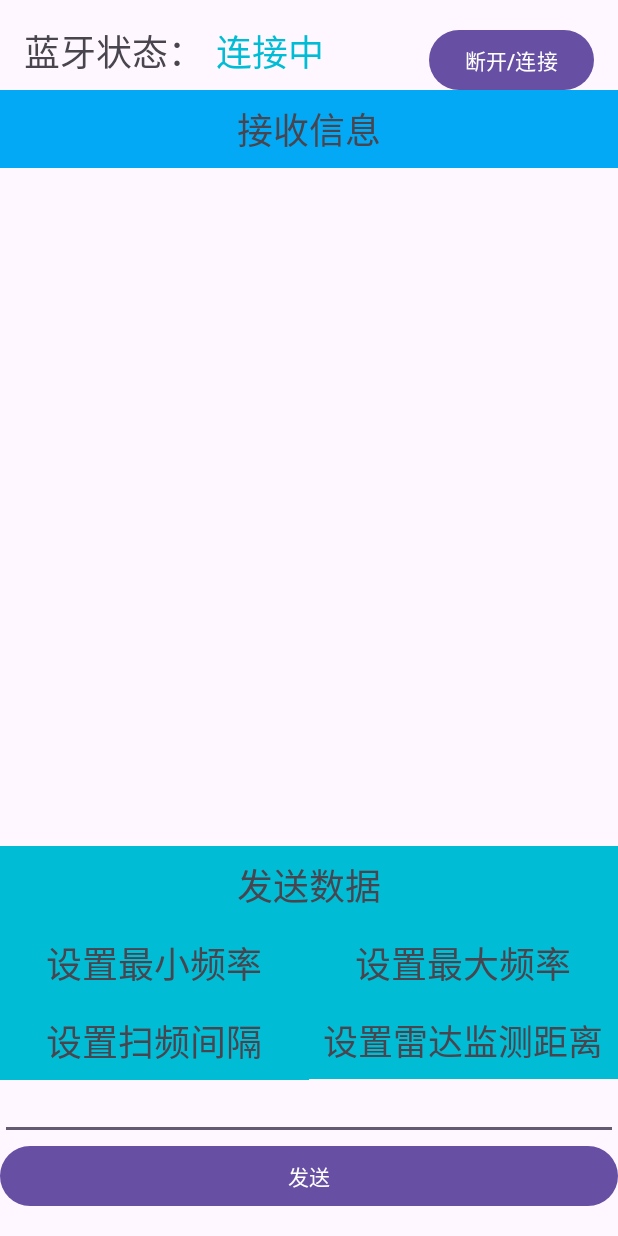
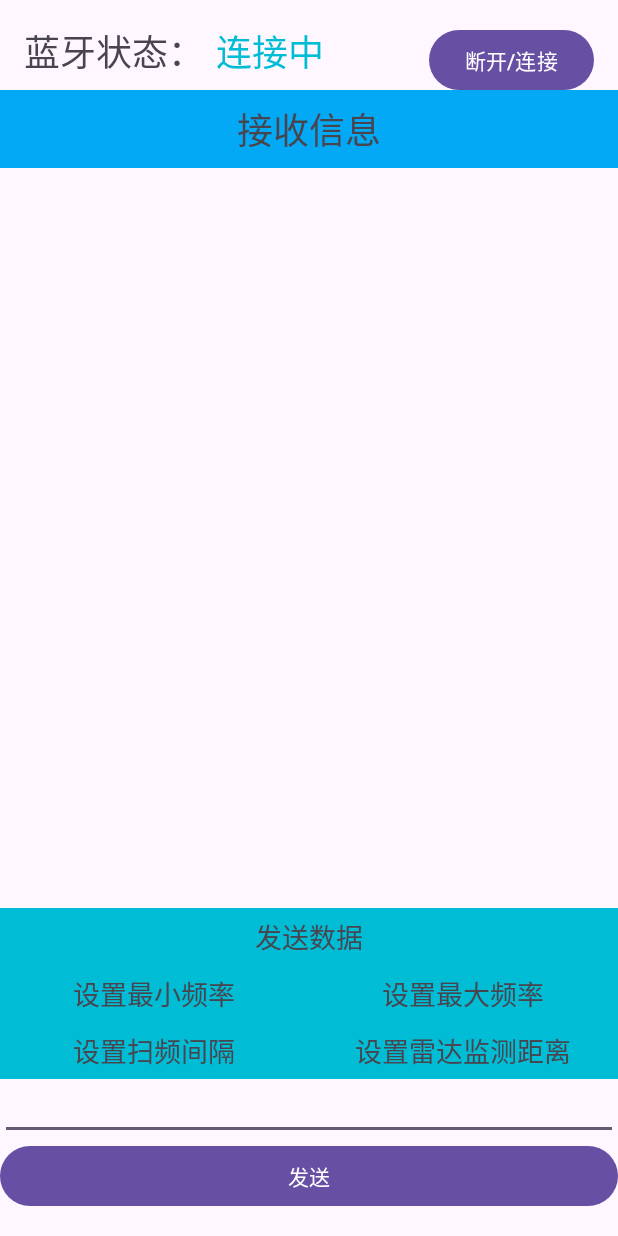
Before and after one commit to LearnerBo/Adroid_BlueTooth, an Android app: the BTReadAndWrite screen opened directly, with no data from a screen before it, on a phone screen of 412 x 824 dp. Run offline under Robolectric (Android 15) with nearby library versions, the phone set to English and light mode, and no system bars; 6 statements that could not run were skipped.

Commit message:
可以跳转画面,并成功接收和发送数据.但是数据出现部分乱码

```diff
--- a/app/src/main/java/example/bluetooth/BTReadAndWrite.java
+++ b/app/src/main/java/example/bluetooth/BTReadAndWrite.java
@@ -24,61 +24,45 @@ import java.io.InputStream;
 import java.io.OutputStream;
 import java.util.ArrayList;
 import java.util.UUID;
+import java.util.Arrays;
 
 public class BTReadAndWrite extends AppCompatActivity {
-    // 需求列表
     private ArrayList<String> requestList = new ArrayList<>();
-    // 常量
-    private int REQ_PERMISSION_CODE = 1;
-    // 蓝牙服务
+    private static final int REQ_PERMISSION_CODE = 1;
     private BluetoothSocket bluetoothSocket;
-    // 延时创建Toast类，
     private Toast mToast;
-    // 实例化BTclient
-    private BTclient bTclient = new BTclient();
-    // 实例化蓝牙适配器类
+    private BTclient bTclient;
     public BlueToothController mController = new BlueToothController();
-    // 存放接收数据
-    public Byte[] mmbuffer;
-    // 消息列表
     public ArrayList<String> msglist = new ArrayList<>();
-    // listview控件
     public ListView listView;
-    // ArrayAdapter
-    public ArrayAdapter adapter1;
-    // 读取数据线程
-    public readThread readthread = new readThread();
-    // 文字输入框
+    public ArrayAdapter<String> adapter1;
     public EditText editText;
-    // 活动间消息传递
     public Handler mHandler;
 
     @Override
     protected void onCreate(Bundle savedInstanceState) {
         super.onCreate(savedInstanceState);
         setContentView(R.layout.activity_btread_andwrite);
-        // 根据ID获取listview和editText
+
         listView = findViewById(R.id.listView);
-        editText = findViewById(R.id.editTextPersonName1); // 确保引用正确的 EditText
-        // 实例化ArrayAdapter
-        adapter1 = new ArrayAdapter(this, android.R.layout.simple_expandable_list_item_1, msglist);
-        // 设置listview
+        editText = findViewById(R.id.editTextPersonName1);
+
+        adapter1 = new ArrayAdapter<>(this, android.R.layout.simple_expandable_list_item_1, msglist);
         listView.setAdapter(adapter1);
-        // 获取intent
+
         Intent intent = getIntent();
-        // 获取intent传来的数据
         Bundle bundle = intent.getExtras();
-        // 连接服务
-        bTclient.connectDevice(mController.find_device(bundle.getString("deviceAddr")));
-        // 服务线程开始
+        String deviceAddr = bundle.getString("deviceAddr");
+
+        BluetoothDevice device = mController.find_device(deviceAddr);
+        bTclient = new BTclient(device);
         bTclient.start();
-        // 实例化Handler
-        mHandler = new Handler(){
+
+        mHandler = new Handler() {
             @Override
             public void handleMessage(@NonNull Message msg) {
                 super.handleMessage(msg);
-                switch (msg.what){
-                    case 1:
+                if (msg.what == 1) {
                     String s = msg.obj.toString();
                     msglist.add("接收数据：" + s);
                     adapter1.notifyDataSetChanged();
@@ -89,30 +73,42 @@ public class BTReadAndWrite extends AppCompatActivity {
 
     public void sead_msg(View view) {
         String s = editText.getText().toString();
-        if (!s.isEmpty()){
+        if (!s.isEmpty()) {
             sendMessageHandle(s);
             msglist.add("发送数据：" + s + "\n");
             adapter1.notifyDataSetChanged();
         }
     }
 
-    private class BTclient extends Thread{
-        private void connectDevice(BluetoothDevice device){
+    private class BTclient extends Thread {
+        private BluetoothDevice device;
+
+        BTclient(BluetoothDevice device) {
+            this.device = device;
+        }
+
+        @Override
+        public void run() {
+            connectDevice(device);
+        }
+
+        private void connectDevice(BluetoothDevice device) {
             try {
-                getPermision();
+                getPermission();
                 bluetoothSocket = device.createRfcommSocketToServiceRecord(UUID.fromString("00001101-0000-1000-8000-00805F9B34FB"));
                 bluetoothSocket.connect();
-                readthread.start();
                 showToast("蓝牙连接成功");
+                new ReadThread().start();
             } catch (IOException e) {
                 e.printStackTrace();
                 showToast("蓝牙连接失败");
+                closeSocket();
             }
         }
     }
 
-    public void getPermision(){
-        if(Build.VERSION.SDK_INT >= Build.VERSION_CODES.S){
+    private void getPermission() {
+        if (Build.VERSION.SDK_INT >= Build.VERSION_CODES.S) {
             requestList.add(Manifest.permission.BLUETOOTH_SCAN);
             requestList.add(Manifest.permission.BLUETOOTH_ADVERTISE);
             requestList.add(Manifest.permission.BLUETOOTH_CONNECT);
@@ -120,45 +116,51 @@ public class BTReadAndWrite extends AppCompatActivity {
             requestList.add(Manifest.permission.ACCESS_COARSE_LOCATION);
             requestList.add(Manifest.permission.BLUETOOTH);
         }
-        if(requestList.size() != 0){
+        if (!requestList.isEmpty()) {
             ActivityCompat.requestPermissions(this, requestList.toArray(new String[0]), REQ_PERMISSION_CODE);
         }
     }
 
-    public void showToast(String text){
-        if( mToast == null){
+    private void showToast(String text) {
+        runOnUiThread(() -> {
+            if (mToast == null) {
                 mToast = Toast.makeText(this, text, Toast.LENGTH_SHORT);
-        }
-        else{
+            } else {
                 mToast.setText(text);
             }
             mToast.show();
+        });
     }
 
-    //发送数据
-    public void sendMessageHandle(String msg)
-    {
-        getPermision();
-        if (bluetoothSocket == null)
-        {
+    private void sendMessageHandle(String msg) {
+        getPermission();
+        if (bluetoothSocket == null) {
             showToast("没有连接");
             return;
         }
         try {
             OutputStream os = bluetoothSocket.getOutputStream();
-            os.write(msg.getBytes()); //发送出去的值为：msg
+            os.write(msg.getBytes("UTF-8")); // 使用UTF-8编码发送数据
         } catch (IOException e) {
-            // TODO Auto-generated catch block
             e.printStackTrace();
         }
     }
 
-    //读取数据
-    private class readThread extends Thread {
-        private static final String TAG = "";
+    private void closeSocket() {
+        try {
+            if (bluetoothSocket != null) {
+                bluetoothSocket.close();
+                bluetoothSocket = null;
+            }
+        } catch (IOException e) {
+            e.printStackTrace();
+        }
+    }
+
+    private class ReadThread extends Thread {
+        private static final String TAG = "BluetoothReadThread";
 
         public void run() {
-            super.run();
             byte[] buffer = new byte[1024];
             int bytes;
             InputStream mmInStream = null;
@@ -166,43 +168,53 @@ public class BTReadAndWrite extends AppCompatActivity {
             try {
                 mmInStream = bluetoothSocket.getInputStream();
             } catch (IOException e1) {
-                // TODO Auto-generated catch block
                 e1.printStackTrace();
+                return;
             }
+
+            StringBuilder receivedData = new StringBuilder();
             while (true) {
                 try {
-                    // Read from the InputStream
-                    if( (bytes = mmInStream.read(buffer)) > 0 )
-                    {
-                        byte[] buf_data = new byte[bytes];
-                        for(int i=0; i<bytes; i++)
-                        {
-                            buf_data[i] = buffer[i];
-                        }
-                        String s = new String(buf_data);//接收的值inputstream 为 s
-                        Log.e(TAG, "run: " + s);
+                    if ((bytes = mmInStream.read(buffer)) > 0) {
+                        Log.e(TAG, "Raw bytes: " + Arrays.toString(Arrays.copyOf(buffer, bytes)));
+                        String readMessage = new String(buffer, 0, bytes, "UTF-8"); // 使用UTF-8解码接收数据
+                        receivedData.append(readMessage);
+
+                        // Check for new lines in the received data
+                        int newLineIndex;
+                        while ((newLineIndex = receivedData.indexOf("\n")) != -1) {
+                            String completeMessage = receivedData.substring(0, newLineIndex).trim();
+                            receivedData.delete(0, newLineIndex + 1); // Remove the processed message
+
+                            Log.e(TAG, "run: " + completeMessage);
                             Message message = Message.obtain();
                             message.what = 1;
-                        message.obj = s;
+                            message.obj = completeMessage;
                             mHandler.sendMessage(message);
 
-                        if(s.equalsIgnoreCase("o")){ //o表示opend!
+                            if (completeMessage.equalsIgnoreCase("o")) {
                                 showToast("open");
-                        }
-                        else if(s.equalsIgnoreCase("c")){  //c表示closed!
+                            } else if (completeMessage.equalsIgnoreCase("c")) {
                                 showToast("closed");
                             }
                         }
+                    }
                 } catch (IOException e) {
-                    try {
-                        mmInStream.close();
-                    } catch (IOException e1) {
-                        // TODO Auto-generated catch block
-                        e1.printStackTrace();
-                    }
+                    Log.e(TAG, "Error reading from InputStream", e);
+                    closeInputStream(mmInStream);
                     break;
                 }
             }
         }
+
+        private void closeInputStream(InputStream inputStream) {
+            try {
+                if (inputStream != null) {
+                    inputStream.close();
+                }
+            } catch (IOException e) {
+                e.printStackTrace();
             }
         }
+    }
+}
--- a/app/src/main/res/layout/activity_btread_andwrite.xml
+++ b/app/src/main/res/layout/activity_btread_andwrite.xml
@@ -71,11 +71,11 @@
         android:background="#00BCD4"
         android:gravity="center"
         android:text="发送数据"
-        android:textSize="24sp"
+        android:textSize="18sp"
         app:layout_constraintTop_toBottomOf="@+id/listView"
         app:layout_constraintStart_toStartOf="parent"
         app:layout_constraintEnd_toEndOf="parent"
-        android:padding="8dp"
+        android:padding="5dp"
         android:layout_marginBottom="8dp" />
 
     <TextView
@@ -85,11 +85,11 @@
         android:background="#00BCD4"
         android:gravity="center"
         android:text="设置最小频率"
-        android:textSize="24sp"
+        android:textSize="18sp"
         app:layout_constraintTop_toBottomOf="@+id/textViewSendData"
         app:layout_constraintStart_toStartOf="parent"
         app:layout_constraintEnd_toStartOf="@+id/textViewMaxFrequency"
-        android:padding="8dp" />
+        android:padding="5dp" />
 
     <TextView
         android:id="@+id/textViewMaxFrequency"
@@ -98,11 +98,11 @@
         android:background="#00BCD4"
         android:gravity="center"
         android:text="设置最大频率"
-        android:textSize="24sp"
+        android:textSize="18sp"
         app:layout_constraintTop_toBottomOf="@+id/textViewSendData"
         app:layout_constraintStart_toEndOf="@+id/textViewMinFrequency"
         app:layout_constraintEnd_toEndOf="parent"
-        android:padding="8dp" />
+        android:padding="5dp" />
 
     <TextView
         android:id="@+id/textViewSweepInterval"
@@ -111,11 +111,11 @@
         android:background="#00BCD4"
         android:gravity="center"
         android:text="设置扫频间隔"
-        android:textSize="24sp"
+        android:textSize="18sp"
         app:layout_constraintTop_toBottomOf="@+id/textViewMinFrequency"
         app:layout_constraintStart_toStartOf="parent"
         app:layout_constraintEnd_toStartOf="@+id/textViewRadarDistance"
-        android:padding="8dp" />
+        android:padding="5dp" />
 
     <TextView
         android:id="@+id/textViewRadarDistance"
@@ -124,11 +124,11 @@
         android:background="#00BCD4"
         android:gravity="center"
         android:text="设置雷达监测距离"
-        android:textSize="23sp"
+        android:textSize="18sp"
         app:layout_constraintTop_toBottomOf="@+id/textViewMaxFrequency"
         app:layout_constraintStart_toEndOf="@+id/textViewSweepInterval"
         app:layout_constraintEnd_toEndOf="parent"
-        android:padding="8dp" />
+        android:padding="5dp" />
 
     <EditText
         android:id="@+id/editTextPersonName1"
--- a/app/src/main/res/layout/activity_main.xml
+++ b/app/src/main/res/layout/activity_main.xml
@@ -76,7 +76,8 @@
         app:layout_constraintStart_toStartOf="parent"
         app:layout_constraintEnd_toEndOf="parent"
         app:layout_constraintBottom_toBottomOf="parent"
-        android:layout_marginTop="16dp"
-        android:layout_marginBottom="16dp" />
+        android:layout_marginTop="1dp"
+        android:layout_marginBottom="1dp" />
+
 
 </androidx.constraintlayout.widget.ConstraintLayout>
```
Also changed, not shown: app/src/main/java/example/bluetooth/MainActivity.java (+6 -4 lines), app/src/main/res/layout/list_item.xml (added, +8 -0 lines). Lines whose indentation alone changed are shown as unchanged.
